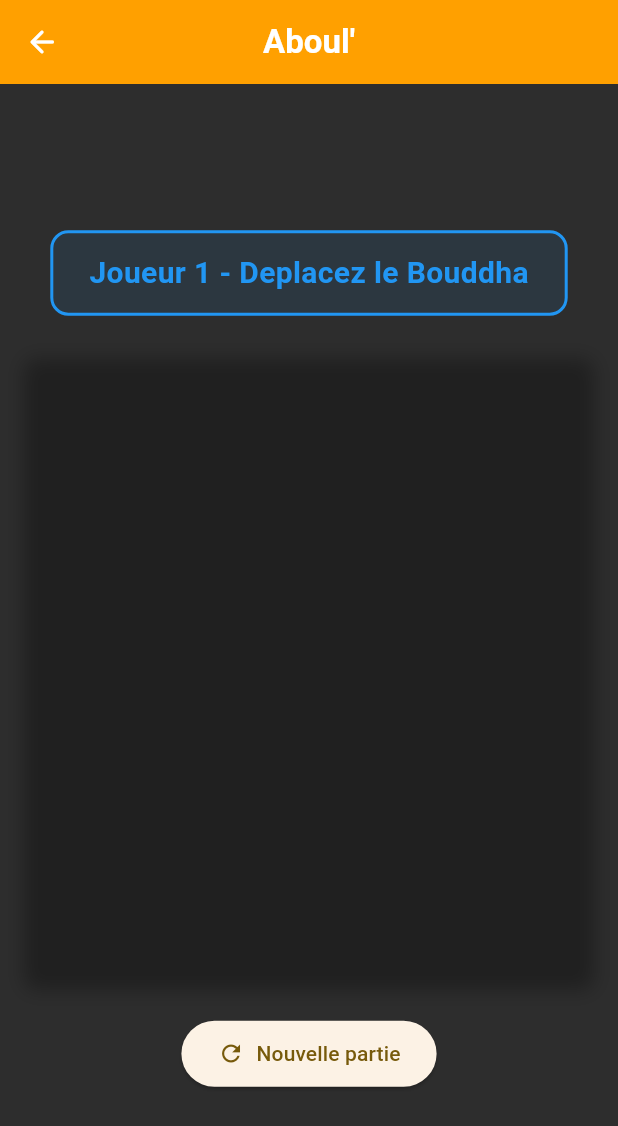
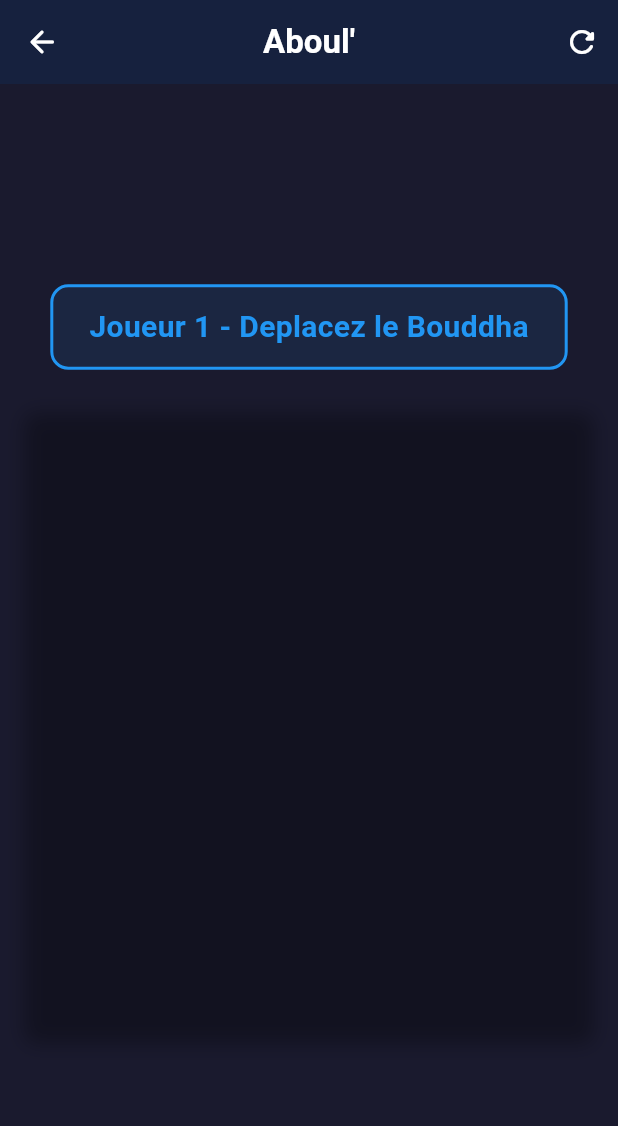
Before and after one commit to nogringo/kaptis, a Flutter app: the GameScreen screen opened directly with empty values, on a phone screen of 412 x 824 dp. Shown: the top 1126 px of the screen. Run offline on Flutter 3.47's test engine with Material 3 defaults, Android fonts, the phone set to English and light mode, and no system bars.

Commit message:
fix: game ui

```diff
--- a/lib/screens/game_screen.dart
+++ b/lib/screens/game_screen.dart
@@ -2,7 +2,7 @@ import 'package:flutter/material.dart';
 import '../models/ai_player.dart';
 import '../widgets/game_board.dart';
 
-class GameScreen extends StatelessWidget {
+class GameScreen extends StatefulWidget {
   final int boardSize;
   final bool vsAI;
   final AIDifficulty difficulty;
@@ -15,30 +15,46 @@ class GameScreen extends StatelessWidget {
   });
 
   @override
+  State<GameScreen> createState() => _GameScreenState();
+}
+
+class _GameScreenState extends State<GameScreen> {
+  final GlobalKey<GameBoardState> _gameBoardKey = GlobalKey<GameBoardState>();
+
+  @override
   Widget build(BuildContext context) {
     return Scaffold(
-      backgroundColor: const Color(0xFF2D2D2D),
+      backgroundColor: const Color(0xFF1A1A2E),
       appBar: AppBar(
         title: const Text(
           "Aboul'",
           style: TextStyle(fontWeight: FontWeight.bold),
         ),
         centerTitle: true,
-        backgroundColor: Colors.amber.shade700,
+        backgroundColor: const Color(0xFF16213E),
         foregroundColor: Colors.white,
+        elevation: 0,
         leading: IconButton(
           icon: const Icon(Icons.arrow_back_rounded),
           onPressed: () => Navigator.pop(context),
         ),
+        actions: [
+          IconButton(
+            icon: const Icon(Icons.refresh_rounded),
+            tooltip: 'Nouvelle partie',
+            onPressed: () => _gameBoardKey.currentState?.resetGame(),
+          ),
+        ],
       ),
       body: Center(
         child: SingleChildScrollView(
           child: Padding(
             padding: const EdgeInsets.all(16.0),
             child: GameBoard(
-              boardSize: boardSize,
-              vsAI: vsAI,
-              difficulty: difficulty,
+              key: _gameBoardKey,
+              boardSize: widget.boardSize,
+              vsAI: widget.vsAI,
+              difficulty: widget.difficulty,
             ),
           ),
         ),
--- a/lib/widgets/game_board.dart
+++ b/lib/widgets/game_board.dart
@@ -15,15 +15,24 @@ class GameBoard extends StatefulWidget {
   });
 
   @override
-  State<GameBoard> createState() => _GameBoardState();
+  GameBoardState createState() => GameBoardState();
 }
 
-class _GameBoardState extends State<GameBoard> {
+class GameBoardState extends State<GameBoard> {
   bool _aiThinking = false;
   late GameState gameState;
   Piece? selectedPawn;
   List<Position> validMoves = [];
   late AIPlayer _ai;
+
+  void resetGame() {
+    setState(() {
+      gameState = GameState.initial(size: widget.boardSize);
+      selectedPawn = null;
+      validMoves = [];
+      _aiThinking = false;
+    });
+  }
 
   @override
   void initState() {
@@ -135,26 +144,11 @@ class _GameBoardState extends State<GameBoard> {
     });
   }
 
-  void _resetGame() {
-    setState(() {
-      gameState = GameState.initial(size: widget.boardSize);
-      selectedPawn = null;
-      validMoves = [];
-      _aiThinking = false;
-    });
-  }
-
   @override
   Widget build(BuildContext context) {
     return Column(
       mainAxisAlignment: MainAxisAlignment.center,
-      children: [
-        _buildStatusBar(),
-        const SizedBox(height: 24),
-        _buildBoard(),
-        const SizedBox(height: 24),
-        _buildResetButton(),
-      ],
+      children: [_buildStatusBar(), const SizedBox(height: 24), _buildBoard()],
     );
   }
 
@@ -409,15 +403,4 @@ class _GameBoardState extends State<GameBoard> {
       ),
     );
   }
-
-  Widget _buildResetButton() {
-    return ElevatedButton.icon(
-      onPressed: _resetGame,
-      icon: const Icon(Icons.refresh),
-      label: const Text('Nouvelle partie'),
-      style: ElevatedButton.styleFrom(
-        padding: const EdgeInsets.symmetric(horizontal: 24, vertical: 12),
-      ),
-    );
-  }
 }
```
